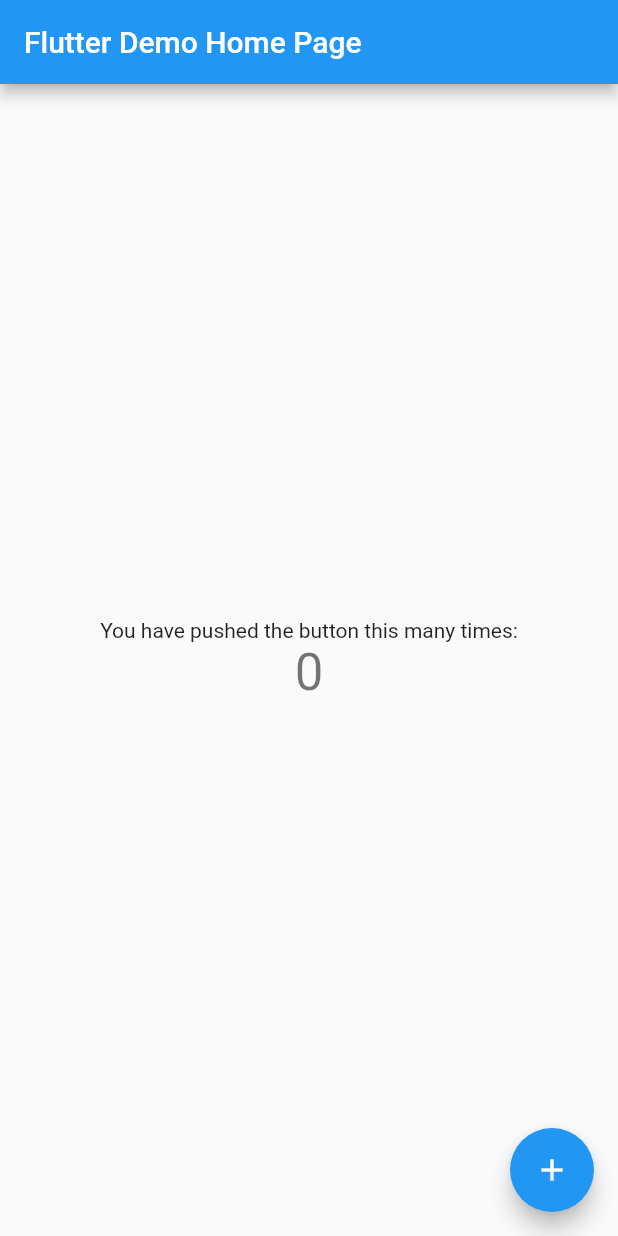
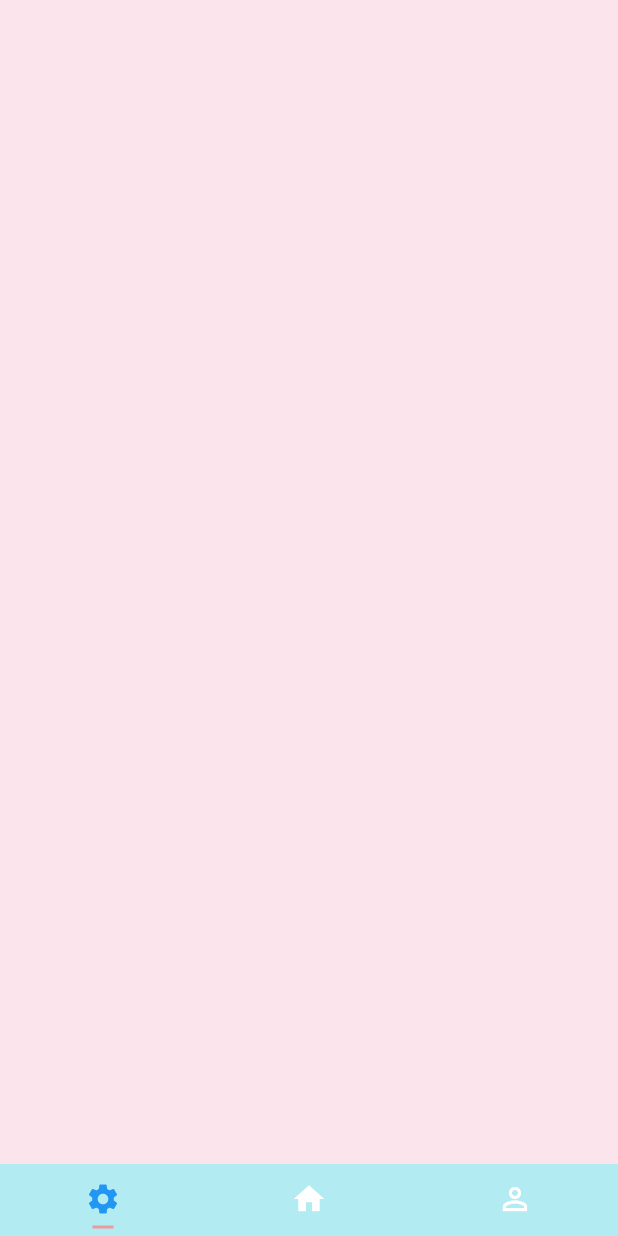
Before and after one commit to miikkatervo/chat_app, a Flutter app: the screen it shows after launch, on a phone screen of 412 x 824 dp. Run offline on Flutter 3.47's test engine with Material 2 defaults, Android fonts, the phone set to English and light mode, and no system bars.

Commit message:
made a navbar

```diff
--- a/chatapp/lib/main.dart
+++ b/chatapp/lib/main.dart
@@ -7,35 +7,18 @@
   @override
   Widget build(BuildContext context) {
     return MaterialApp(
-      title: 'Flutter Demo',
+      title: 'ChatApp',
       theme: ThemeData(
-        // This is the theme of your application.
-        //
-        // Try running your application with "flutter run". You'll see the
-        // application has a blue toolbar. Then, without quitting the app, try
-        // changing the primarySwatch below to Colors.green and then invoke
-        // "hot reload" (press "r" in the console where you ran "flutter run",
-        // or simply save your changes to "hot reload" in a Flutter IDE).
-        // Notice that the counter didn't reset back to zero; the application
-        // is not restarted.
+
         primarySwatch: Colors.blue,
       ),
-      home: MyHomePage(title: 'Flutter Demo Home Page'),
+      home: MyHomePage(title: 'Chatapp'),
     );
   }
 }
 
 class MyHomePage extends StatefulWidget {
   MyHomePage({Key key, this.title}) : super(key: key);
-
-  // This widget is the home page of your application. It is stateful, meaning
-  // that it has a State object (defined below) that contains fields that affect
-  // how it looks.
-
-  // This class is the configuration for the state. It holds the values (in this
-  // case the title) provided by the parent (in this case the App widget) and
-  // used by the build method of the State. Fields in a Widget subclass are
-  // always marked "final".
 
   final String title;
 
@@ -44,68 +27,49 @@
 }
 
 class _MyHomePageState extends State<MyHomePage> {
-  int _counter = 0;
-
-  void _incrementCounter() {
-    setState(() {
-      // This call to setState tells the Flutter framework that something has
-      // changed in this State, which causes it to rerun the build method below
-      // so that the display can reflect the updated values. If we changed
-      // _counter without calling setState(), then the build method would not be
-      // called again, and so nothing would appear to happen.
-      _counter++;
-    });
-  }
 
   @override
   Widget build(BuildContext context) {
-    // This method is rerun every time setState is called, for instance as done
-    // by the _incrementCounter method above.
-    //
-    // The Flutter framework has been optimized to make rerunning build methods
-    // fast, so that you can just rebuild anything that needs updating rather
-    // than having to individually change instances of widgets.
-    return Scaffold(
-      appBar: AppBar(
-        // Here we take the value from the MyHomePage object that was created by
-        // the App.build method, and use it to set our appbar title.
-        title: Text(widget.title),
-      ),
-      body: Center(
-        // Center is a layout widget. It takes a single child and positions it
-        // in the middle of the parent.
-        child: Column(
-          // Column is also a layout widget. It takes a list of children and
-          // arranges them vertically. By default, it sizes itself to fit its
-          // children horizontally, and tries to be as tall as its parent.
-          //
-          // Invoke "debug painting" (press "p" in the console, choose the
-          // "Toggle Debug Paint" action from the Flutter Inspector in Android
-          // Studio, or the "Toggle Debug Paint" command in Visual Studio Code)
-          // to see the wireframe for each widget.
-          //
-          // Column has various properties to control how it sizes itself and
-          // how it positions its children. Here we use mainAxisAlignment to
-          // center the children vertically; the main axis here is the vertical
-          // axis because Columns are vertical (the cross axis would be
-          // horizontal).
-          mainAxisAlignment: MainAxisAlignment.center,
-          children: <Widget>[
-            Text(
-              'You have pushed the button this many times:',
-            ),
-            Text(
-              '$_counter',
-              style: Theme.of(context).textTheme.display1,
-            ),
-          ],
+
+    return MaterialApp(
+      color: Colors.yellow,
+      home: DefaultTabController(
+        length: 3,
+        child: new Scaffold(
+          body: TabBarView(
+            children: [
+              new Container(
+                color: Colors.pink[50],
+              ),
+              new Container(
+                color: Colors.white,
+                ),
+              new Container(
+                color: Colors.teal[50],
+              ),
+            ],
+          ),
+          bottomNavigationBar: new TabBar(
+            tabs: [
+              Tab(
+                icon: new Icon(Icons.settings),
+              ),
+              Tab(
+                icon: new Icon(Icons.home),
+              ),
+              Tab(
+                icon: new Icon(Icons.perm_identity),
+              )
+            ],
+            labelColor: Colors.blue,
+            unselectedLabelColor: Colors.white,
+            indicatorSize: TabBarIndicatorSize.label,
+            indicatorPadding: EdgeInsets.all(5.0),
+            indicatorColor: Colors.red[200],
+          ),
+          backgroundColor: Colors.cyan[100],
         ),
       ),
-      floatingActionButton: FloatingActionButton(
-        onPressed: _incrementCounter,
-        tooltip: 'Increment',
-        child: Icon(Icons.add),
-      ), // This trailing comma makes auto-formatting nicer for build methods.
     );
   }
 }
```
